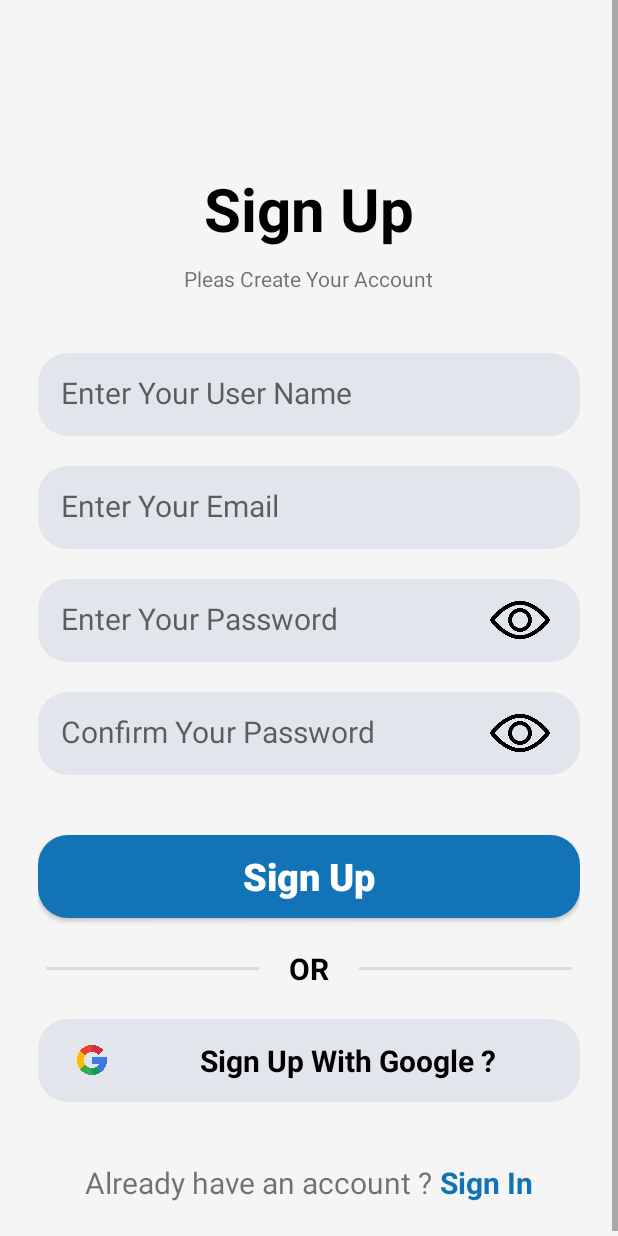
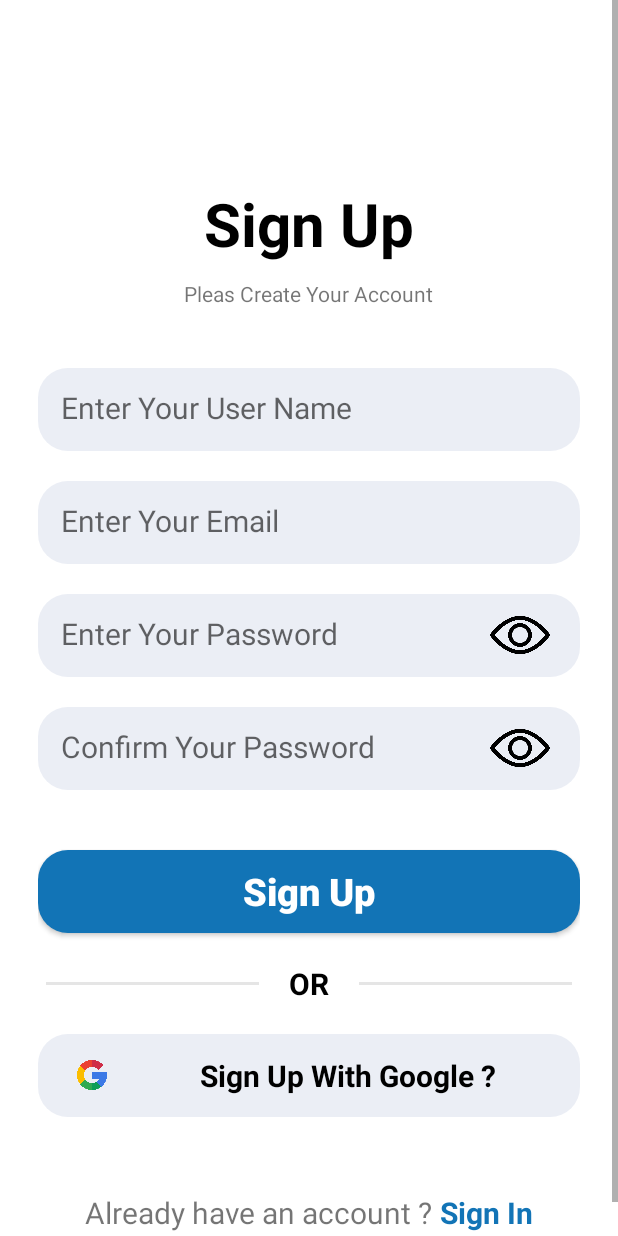
Before and after one commit to SalaheddineOBT/Login-Register-CRUD-With-Kotlin-and-PHP-MySQL, an Android app: the RegisterActivity screen opened directly, with no data from a screen before it, on a phone screen of 412 x 824 dp. Run offline under Robolectric (Android 15) with nearby library versions, the phone set to English and light mode, and no system bars.

Commit message:
save changes

```diff
--- a/app/src/main/res/layout/activity_register.xml
+++ b/app/src/main/res/layout/activity_register.xml
@@ -3,24 +3,23 @@
     xmlns:app="http://schemas.android.com/apk/res-auto"
     xmlns:tools="http://schemas.android.com/tools"
     android:layout_width="match_parent"
-    android:orientation="vertical"
     android:layout_height="match_parent"
     tools:context=".RegisterActivity">
+
     <LinearLayout
         android:layout_width="match_parent"
         android:layout_height="match_parent"
         android:orientation="vertical"
         android:layout_gravity="center"
         android:gravity="center"
-        android:padding="25dp"
-        android:background="#94EEEEEE">
+        android:padding="25dp">
 
         <TextView
             android:layout_width="wrap_content"
             android:layout_height="wrap_content"
             android:layout_gravity="center"
             android:text="Sign Up"
-            android:layout_marginTop="90dp"
+            android:layout_marginTop="120dp"
             android:textColor="@color/black"
             android:textSize="40dp"
             android:textStyle="bold"></TextView>
@@ -197,7 +196,7 @@
             android:layout_height="wrap_content"
             android:orientation="horizontal"
             android:layout_gravity="center"
-            android:layout_marginTop="40dp"
+            android:layout_marginTop="50dp"
             android:gravity="center">
 
             <TextView
```
